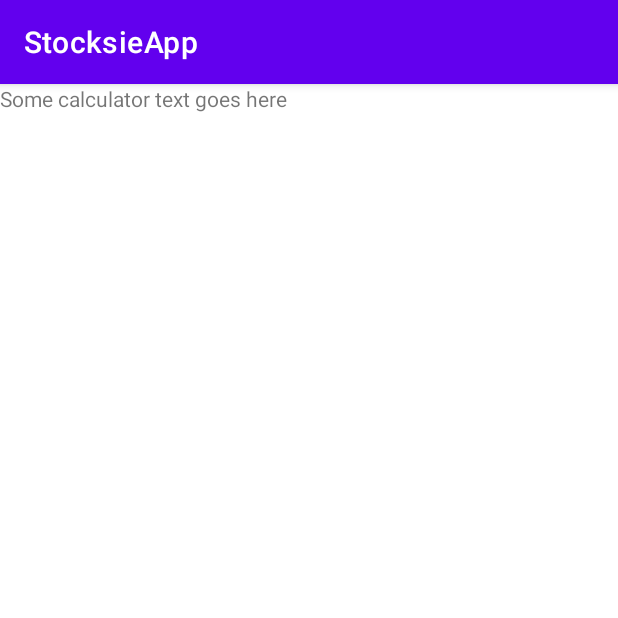
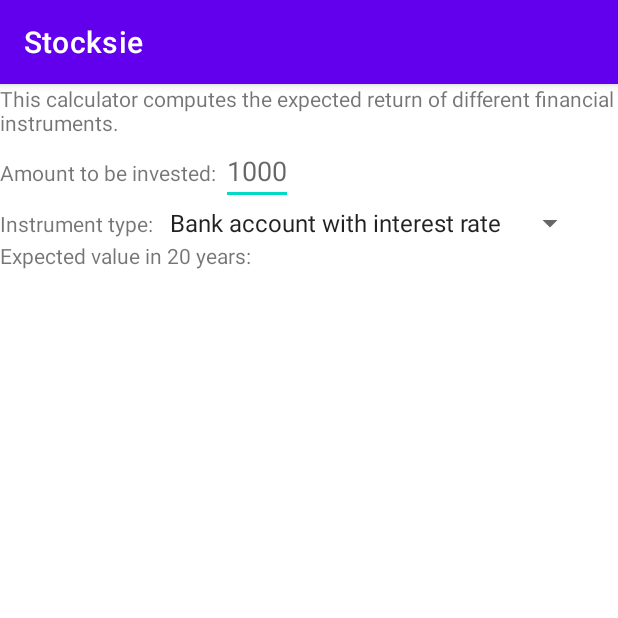
Before and after one commit to Surfy2004/StocksieApp, an Android app: the fragment CalculatorFragment shown on its own in the app's theme, on a phone screen of 412 x 824 dp, the top half of it. Run offline under Robolectric (Android 15) with nearby library versions, the light colour scheme and no system bars.

Commit message:
Add calculator fragment

```diff
--- a/app/src/main/java/com/example/stocksieapp/ui/CalculatorFragment.kt
+++ b/app/src/main/java/com/example/stocksieapp/ui/CalculatorFragment.kt
@@ -2,11 +2,16 @@ package com.example.stocksieapp.ui
 
 import androidx.lifecycle.ViewModelProvider
 import android.os.Bundle
+import android.text.Editable
+import android.text.TextWatcher
 import androidx.fragment.app.Fragment
 import android.view.LayoutInflater
 import android.view.View
 import android.view.ViewGroup
+import android.widget.EditText
+import android.widget.TextView
 import com.example.stocksieapp.R
+import com.google.android.material.textfield.TextInputEditText
 
 class CalculatorFragment : Fragment() {
 
@@ -15,6 +20,8 @@ class CalculatorFragment : Fragment() {
     }
 
     private lateinit var viewModel: CalculatorViewModel
+    private lateinit var textEdit: EditText;
+    private lateinit var futureValue: TextView;
 
     override fun onCreateView(
         inflater: LayoutInflater, container: ViewGroup?,
@@ -25,7 +32,22 @@ class CalculatorFragment : Fragment() {
 
     override fun onActivityCreated(savedInstanceState: Bundle?) {
         super.onActivityCreated(savedInstanceState)
-        viewModel = ViewModelProvider(this).get(CalculatorViewModel::class.java)
+        viewModel = ViewModelProvider(this).get(CalculatorViewModel::class.java);
+        textEdit = view!!.findViewById(R.id.input_text);
+        futureValue = view!!.findViewById(R.id.future_value);
+        textEdit.addTextChangedListener(object : TextWatcher {
+
+            override fun afterTextChanged(s: Editable) {}
+
+            override fun beforeTextChanged(s: CharSequence, start: Int,
+                                           count: Int, after: Int) {
+            }
+
+            override fun onTextChanged(s: CharSequence, start: Int,
+                                       before: Int, count: Int) {
+                futureValue.setText(s);
+            }
+        });
         // TODO: Use the ViewModel
     }
 
--- a/app/src/main/res/layout/calculator_fragment.xml
+++ b/app/src/main/res/layout/calculator_fragment.xml
@@ -5,9 +5,65 @@
     android:layout_height="match_parent"
     tools:context=".ui.CalculatorFragment">
 
-    <TextView
+    <LinearLayout
         android:layout_width="match_parent"
         android:layout_height="match_parent"
-        android:text="Some calculator text goes here" />
+        android:orientation="vertical">
+
+        <TextView
+            android:id="@+id/textView7"
+            android:layout_width="wrap_content"
+            android:layout_height="wrap_content"
+            android:text="This calculator computes the expected return of different financial instruments." />
+
+        <LinearLayout
+            android:layout_width="wrap_content"
+            android:layout_height="wrap_content"
+            android:orientation="horizontal">
+            <TextView
+                android:id="@+id/textView8"
+                android:layout_width="wrap_content"
+                android:layout_height="wrap_content"
+                android:text="Amount to be invested: " />
+            <com.google.android.material.textfield.TextInputEditText
+                android:id="@+id/input_text"
+                android:layout_width="match_parent"
+                android:layout_height="wrap_content"
+                android:hint="1000" />
+        </LinearLayout>
+
+        <LinearLayout
+            android:layout_width="wrap_content"
+            android:layout_height="wrap_content"
+            android:orientation="horizontal">
+            <TextView
+                android:id="@+id/textView11"
+                android:layout_width="wrap_content"
+                android:layout_height="wrap_content"
+                android:text="Instrument type: " />
+            <Spinner
+                android:id="@+id/spinner"
+                android:layout_width="match_parent"
+                android:layout_height="wrap_content"
+                android:entries="@array/spinnerItems"/>
+        </LinearLayout>
+
+        <LinearLayout
+            android:layout_width="wrap_content"
+            android:layout_height="wrap_content"
+            android:orientation="horizontal">
+            <TextView
+                android:id="@+id/textView9"
+                android:layout_width="wrap_content"
+                android:layout_height="wrap_content"
+                android:text="Expected value in 20 years: " />
+            <TextView
+                android:id="@+id/future_value"
+                android:layout_width="wrap_content"
+                android:layout_height="wrap_content"
+                android:text="" />
+        </LinearLayout>
+
+    </LinearLayout>
 
 </FrameLayout>
--- a/app/src/main/res/values/strings.xml
+++ b/app/src/main/res/values/strings.xml
@@ -1,5 +1,5 @@
 <resources>
-    <string name="app_name">StocksieApp</string>
+    <string name="app_name">Stocksie</string>
     <string name="navigation_drawer_open">Open navigation drawer</string>
     <string name="navigation_drawer_close">Close navigation drawer</string>
     <string name="nav_header_title">Android Studio</string>
@@ -10,4 +10,12 @@
     <string name="menu_home">Home</string>
     <string name="menu_gallery">Gallery</string>
     <string name="menu_slideshow">Slideshow</string>
+
+    <string-array name="spinnerItems">
+        <item>Bank account with interest rate</item>
+        <item>Vanguard ETF</item>
+        <item>QQQ ETF</item>
+        <item>Government bonds</item>
+        <item>AAPL individual stock</item>
+    </string-array>
 </resources>
```
